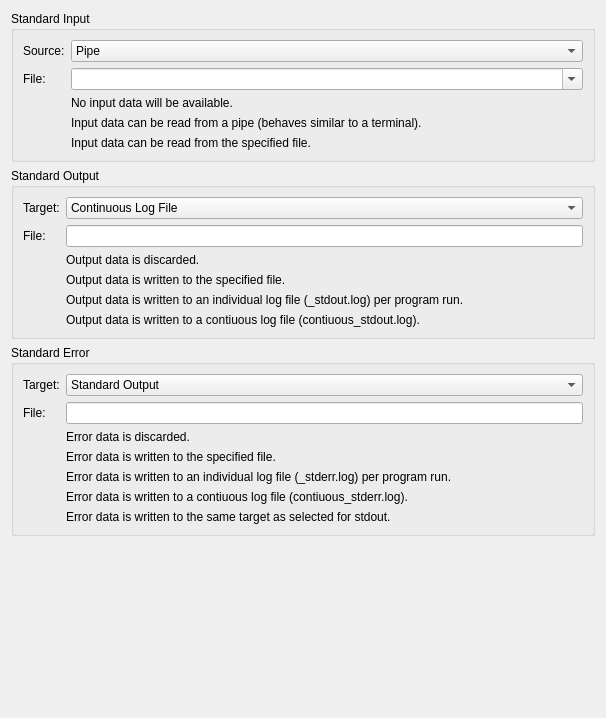
Old version of the form src/brickv/plugin_system/plugins/red/ui/program_page_stdio.ui in the repository Tinkerforge/brickv.
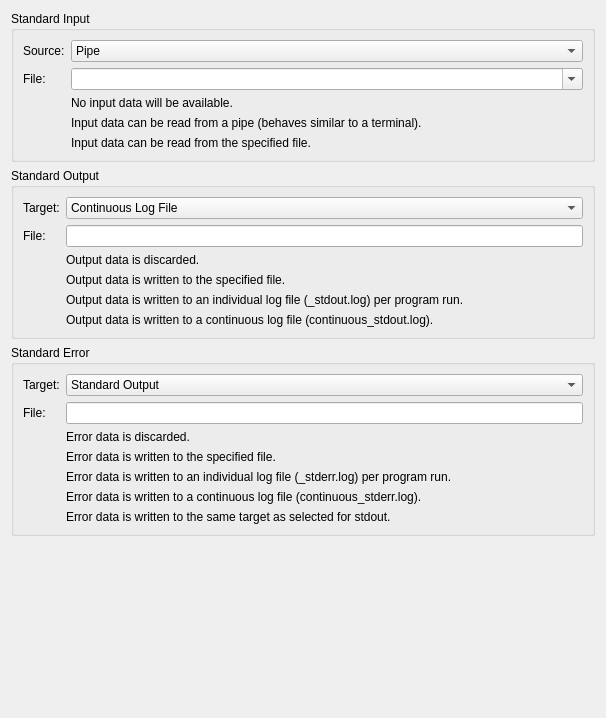
New version of the form.

```diff
--- a/src/brickv/plugin_system/plugins/red/ui/program_page_stdio.ui
+++ b/src/brickv/plugin_system/plugins/red/ui/program_page_stdio.ui
@@ -214,7 +214,7 @@
           <item row="5" column="1">
            <widget class="QLabel" name="label_stdout_continuous_log_help">
             <property name="text">
-             <string>Output data is written to a contiuous log file (contiuous_stdout.log).</string>
+             <string>Output data is written to a continuous log file (continuous_stdout.log).</string>
             </property>
            </widget>
           </item>
@@ -335,7 +335,7 @@
           <item row="5" column="1">
            <widget class="QLabel" name="label_stderr_continuous_log_help">
             <property name="text">
-             <string>Error data is written to a contiuous log file (contiuous_stderr.log).</string>
+             <string>Error data is written to a continuous log file (continuous_stderr.log).</string>
             </property>
            </widget>
           </item>
```
